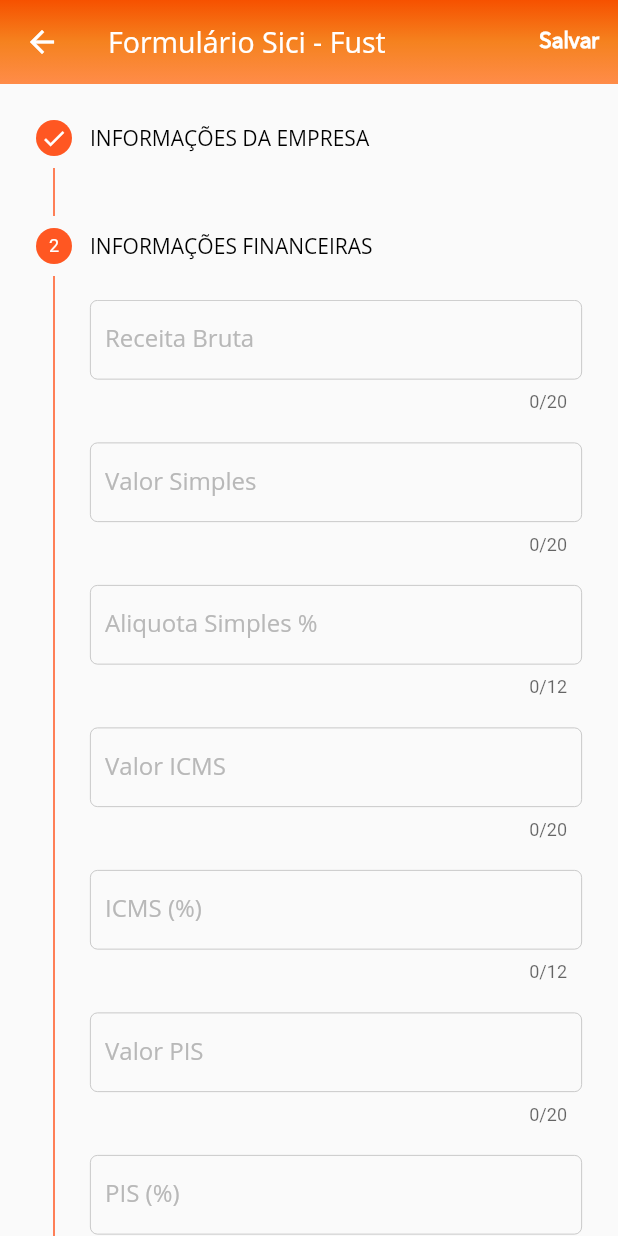
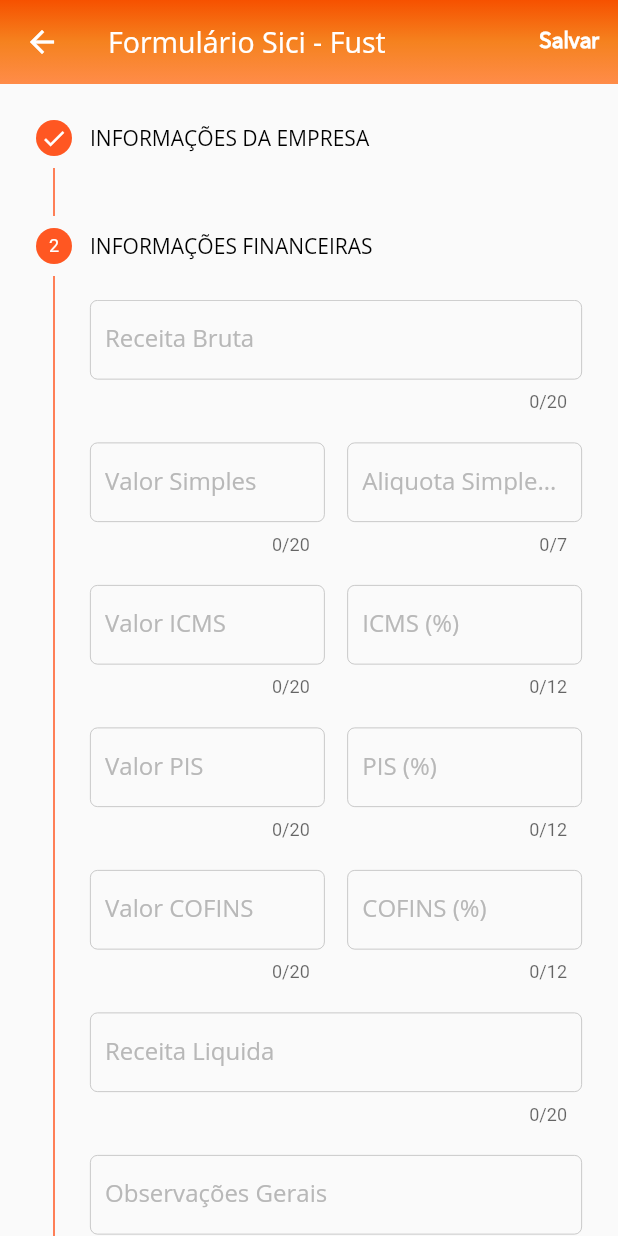
Before and after one commit to rodolforomao/scmmobile, a Flutter app: the FormularioSiciFustPage screen opened directly, after a tap on "Próximo", on a phone screen of 412 x 824 dp. Run offline on Flutter 3.47's test engine with Material 2 defaults, Android fonts, the light colour scheme and no system bars; our stand-ins replace connectivity, sqflite; missing offline and left inert: flutter_open_whatsapp, jaguar_jwt; accounts and stored records are empty.

Commit message:
Layout de formulário do Sici e Correção do spin infinito após

```diff
--- a/scm_engenharia_app/lib/pages/formulario_sici_fust_page.dart
+++ b/scm_engenharia_app/lib/pages/formulario_sici_fust_page.dart
@@ -1496,7 +1496,11 @@ class _FormularioSiciFustPageState extends State<FormularioSiciFustPage> {
                           maxLength: 20,
                         ),
                         SizedBox(height: 20.0),
-                        TextFormField(
+                        Row(
+                          mainAxisSize: MainAxisSize.min,
+                          children: <Widget>[
+                            Expanded(
+                              child: TextFormField(
                                 controller: _TxtControllerSimples,
                                 textAlign: TextAlign.start,
                                 keyboardType: TextInputType.number,
@@ -1512,8 +1516,10 @@ class _FormularioSiciFustPageState extends State<FormularioSiciFustPage> {
                                 ),
                                 maxLength: 20,
                               ),
-                        SizedBox(height: 20.0),
-                        TextFormField(
+                            ),
+                            SizedBox(width: 15),
+                            Expanded(
+                              child: TextFormField(
                                 controller: _TxtControllerSimplesPorc,
                                 textAlign: TextAlign.start,
                                 keyboardType: TextInputType.number,
@@ -1527,10 +1533,17 @@ class _FormularioSiciFustPageState extends State<FormularioSiciFustPage> {
                                   labelText: 'Aliquota Simples %',
                                   hintText: '',
                                 ),
-                          maxLength: 12,
+                                maxLength: 7,
+                              ),
+                            ),
+                          ],
                         ),
                         SizedBox(height: 20.0),
-                        TextFormField(
+                        Row(
+                          mainAxisSize: MainAxisSize.min,
+                          children: <Widget>[
+                            Expanded(
+                              child: TextFormField(
                                 controller: _TxtControllerIcms,
                                 textAlign: TextAlign.start,
                                 keyboardType: TextInputType.number,
@@ -1546,8 +1559,10 @@ class _FormularioSiciFustPageState extends State<FormularioSiciFustPage> {
                                 ),
                                 maxLength: 20,
                               ),
-                        SizedBox(height: 20.0),
-                        TextFormField(
+                            ),
+                            SizedBox(width: 15),
+                            Expanded(
+                              child: TextFormField(
                                 controller: _TxtControllerIcmsPorc,
                                 textAlign: TextAlign.start,
                                 keyboardType: TextInputType.number,
@@ -1563,8 +1578,15 @@ class _FormularioSiciFustPageState extends State<FormularioSiciFustPage> {
                                 ),
                                 maxLength: 12,
                               ),
+                            ),
+                          ],
+                        ),
                         SizedBox(height: 20.0),
-                        TextFormField(
+                        Row(
+                          mainAxisSize: MainAxisSize.min,
+                          children: <Widget>[
+                            Expanded(
+                              child: TextFormField(
                                 controller: _TxtControllerPis,
                                 textAlign: TextAlign.start,
                                 keyboardType: TextInputType.number,
@@ -1580,8 +1602,10 @@ class _FormularioSiciFustPageState extends State<FormularioSiciFustPage> {
                                 ),
                                 maxLength: 20,
                               ),
-                        SizedBox(height: 20.0),
-                        TextFormField(
+                            ),
+                            SizedBox(width: 15),
+                            Expanded(
+                              child: TextFormField(
                                 controller: _TxtControllerPisPorc,
                                 textAlign: TextAlign.start,
                                 keyboardType: TextInputType.number,
@@ -1597,8 +1621,15 @@ class _FormularioSiciFustPageState extends State<FormularioSiciFustPage> {
                                 ),
                                 maxLength: 12,
                               ),
+                            ),
+                          ],
+                        ),
                         SizedBox(height: 20.0),
-                        TextFormField(
+                        Row(
+                          mainAxisSize: MainAxisSize.min,
+                          children: <Widget>[
+                            Expanded(
+                              child: TextFormField(
                                 controller: _TxtControllerCofins,
                                 textAlign: TextAlign.start,
                                 keyboardType: TextInputType.number,
@@ -1614,8 +1645,10 @@ class _FormularioSiciFustPageState extends State<FormularioSiciFustPage> {
                                 ),
                                 maxLength: 20,
                               ),
-                        SizedBox(height: 20.0),
-                        TextFormField(
+                            ),
+                            SizedBox(width: 15),
+                            Expanded(
+                              child: TextFormField(
                                 controller: _TxtControllerCofinsPorc,
                                 textAlign: TextAlign.start,
                                 keyboardType: TextInputType.number,
@@ -1630,6 +1663,9 @@ class _FormularioSiciFustPageState extends State<FormularioSiciFustPage> {
                                   hintText: '',
                                 ),
                                 maxLength: 12,
+                              ),
+                            ),
+                          ],
                         ),
                         SizedBox(height: 20.0),
                         TextFormField(
```
Also changed, not shown: scm_engenharia_app/lib/pages/distribuicao_fisicos_servico_quantitativo_page.dart (+82 -46 lines), scm_engenharia_app/lib/pages/lista_sici_enviados_page.dart (+72 -37 lines). Lines whose indentation alone changed are shown as unchanged.
